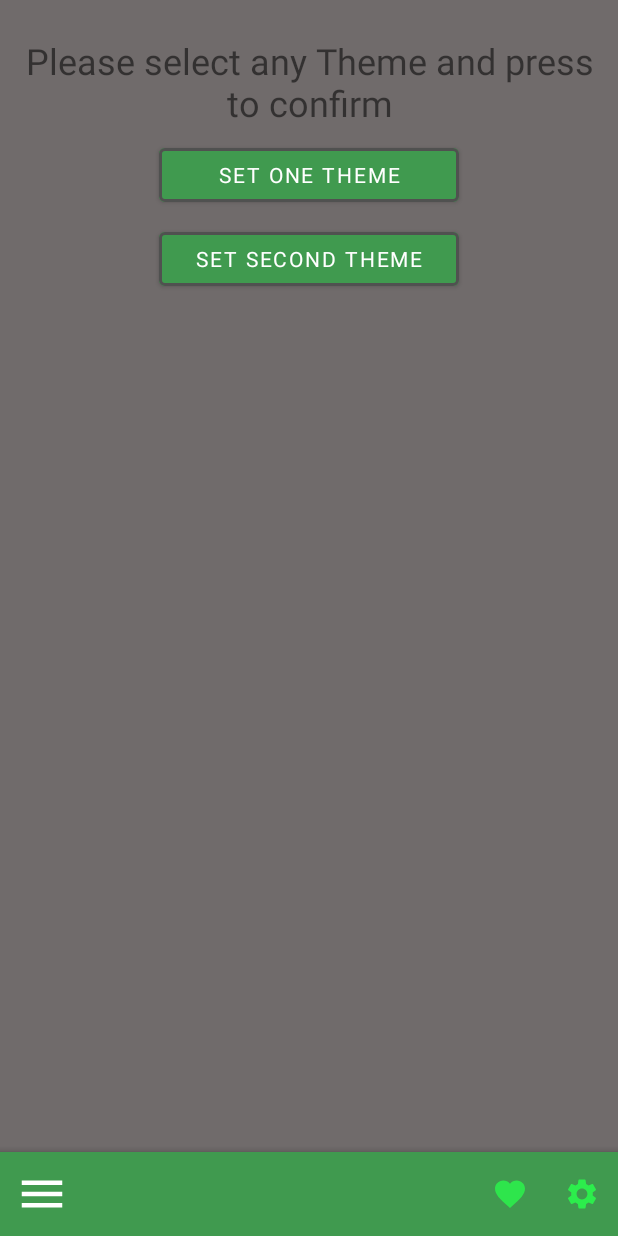
After one commit to GromZDev/AndroidLessons_Kotlin_MaterialDesign, an Android app: the fragment SettingsFragment placed in its activity, on a phone screen of 412 x 824 dp. The commit adds this screen. Run offline under Robolectric (Android 15) with nearby library versions, the phone set to English and light mode, and no system bars; libraries missing offline, so code that uses them is left out: coil.api.load; pictures from the network do not load; Roboto replaces fonts that are not available here.

Commit message:
Сощдал новый фрагмент с настройками, куда засетил две материальные кастомные кнопки со своими стилями для выбора темы. Переходим в этот фрагмент из Bottom Bar'a по кнопке "настройки" (шестерёнка). Всё в ресурсах.

```diff
--- a/app/src/main/java/q3_kotlin/material_design/myPictureOfTheDay/view/MainPictureFragment.kt
+++ b/app/src/main/java/q3_kotlin/material_design/myPictureOfTheDay/view/MainPictureFragment.kt
@@ -44,7 +44,7 @@ class MainPictureFragment : Fragment() {
     override fun onOptionsItemSelected(item: MenuItem): Boolean {
         when (item.itemId) {
             R.id.app_bar_fav -> toast("Favourite")
-            R.id.app_bar_settings -> toast("Settings")
+            R.id.app_bar_settings -> goToSettingsFragment()
             android.R.id.home -> {
                 activity?.let {
                     BottomNavigationDrawerFragment().show(it.supportFragmentManager, "tag")
@@ -318,4 +318,17 @@ class MainPictureFragment : Fragment() {
         bottomBar.replaceMenu(R.menu.bottom_bar_menu_not_main)
     }
 
+    private fun goToSettingsFragment() {
+        val manager = activity?.supportFragmentManager
+                manager?.let {
+                    manager.beginTransaction()
+                        .replace(
+                            R.id.fragment_container,
+                            SettingsFragment.newInstance()
+                        )
+                        .addToBackStack("")
+                        .commit()
+                }
+    }
+
 }
--- /dev/null
+++ b/app/src/main/java/q3_kotlin/material_design/myPictureOfTheDay/view/SettingsFragment.kt
@@ -0,0 +1,68 @@
+package q3_kotlin.material_design.myPictureOfTheDay.view
+
+import android.os.Bundle
+import android.view.*
+import android.widget.Toast
+import androidx.fragment.app.Fragment
+import q3_kotlin.material_design.myPictureOfTheDay.R
+import q3_kotlin.material_design.myPictureOfTheDay.databinding.FragmentSettingsBinding
+
+class SettingsFragment: Fragment() {
+
+    private var _binding: FragmentSettingsBinding? = null
+    private val binding get() = _binding!!
+
+    override fun onCreateOptionsMenu(menu: Menu, inflater: MenuInflater) {
+        super.onCreateOptionsMenu(menu, inflater)
+        inflater.inflate(R.menu.bottom_bar_menu, menu)
+    }
+
+    override fun onOptionsItemSelected(item: MenuItem): Boolean {
+        when (item.itemId) {
+            R.id.app_bar_fav -> toast("Favourite")
+            android.R.id.home -> {
+                activity?.let {
+                    BottomNavigationDrawerFragment().show(it.supportFragmentManager, "tag")
+                }
+            }
+        }
+        return super.onOptionsItemSelected(item)
+    }
+
+    private fun setBottomAppBar() {
+        val context = activity as MainActivity
+        context.setSupportActionBar(binding.includedBottomBarLayoutSettings.bottomBarSettings)
+        setHasOptionsMenu(true)
+    }
+
+    override fun onCreateView(
+        inflater: LayoutInflater,
+        container: ViewGroup?,
+        savedInstanceState: Bundle?
+    ): View {
+        _binding = FragmentSettingsBinding.inflate(inflater, container, false)
+        return binding.root
+    }
+
+    override fun onViewCreated(view: View, savedInstanceState: Bundle?) {
+        super.onViewCreated(view, savedInstanceState)
+
+        setBottomAppBar()
+    }
+
+    override fun onDestroyView() {
+        super.onDestroyView()
+        _binding = null
+    }
+
+    private fun Fragment.toast(string: String?) {
+        Toast.makeText(context, string, Toast.LENGTH_SHORT).apply {
+            setGravity(Gravity.BOTTOM, 0, 250)
+            show()
+        }
+    }
+
+    companion object {
+        fun newInstance() = SettingsFragment()
+    }
+}
--- /dev/null
+++ b/app/src/main/res/layout/bottom_bar_layout_settings.xml
@@ -0,0 +1,16 @@
+<androidx.coordinatorlayout.widget.CoordinatorLayout xmlns:android="http://schemas.android.com/apk/res/android"
+    xmlns:app="http://schemas.android.com/apk/res-auto"
+    android:layout_width="match_parent"
+    android:layout_height="match_parent"
+    app:layout_behavior="@string/hide_bottom_view_on_scroll_behavior">
+
+    <com.google.android.material.bottomappbar.BottomAppBar
+        android:id="@+id/bottom_bar_settings"
+        style="@style/My_Bottom_App_Bar"
+        app:layout_constraintEnd_toEndOf="parent"
+        app:layout_constraintStart_toStartOf="parent"
+        app:layout_constraintTop_toBottomOf="parent"
+        app:layout_scrollFlags="scroll|enterAlways"
+        app:navigationIcon="@drawable/ic_baseline_menu" />
+
+</androidx.coordinatorlayout.widget.CoordinatorLayout>
--- /dev/null
+++ b/app/src/main/res/layout/fragment_settings.xml
@@ -0,0 +1,35 @@
+<androidx.constraintlayout.widget.ConstraintLayout xmlns:android="http://schemas.android.com/apk/res/android"
+    xmlns:app="http://schemas.android.com/apk/res-auto"
+    android:id="@+id/settings_fragment_layout"
+    android:layout_width="match_parent"
+    android:layout_height="match_parent"
+    android:background="?main_background">
+
+    <com.google.android.material.textview.MaterialTextView
+        android:id="@+id/tw_settings"
+        style="@style/My_Settings_Text_View"
+        app:layout_constraintEnd_toEndOf="parent"
+        app:layout_constraintStart_toStartOf="parent"
+        app:layout_constraintTop_toTopOf="parent" />
+
+    <com.google.android.material.button.MaterialButton
+        android:id="@+id/button_one"
+        style="@style/My_Settings_Button"
+        android:text="@string/set_one_theme"
+        app:layout_constraintEnd_toEndOf="parent"
+        app:layout_constraintStart_toStartOf="parent"
+        app:layout_constraintTop_toBottomOf="@id/tw_settings" />
+
+    <com.google.android.material.button.MaterialButton
+        android:id="@+id/button_two"
+        style="@style/My_Settings_Button"
+        android:text="@string/set_second_theme"
+        app:layout_constraintEnd_toEndOf="parent"
+        app:layout_constraintStart_toStartOf="parent"
+        app:layout_constraintTop_toBottomOf="@id/button_one" />
+
+    <include
+        android:id="@+id/includedBottomBarLayoutSettings"
+        layout="@layout/bottom_bar_layout_settings" />
+
+</androidx.constraintlayout.widget.ConstraintLayout>
--- a/app/src/main/res/values-night/colors.xml
+++ b/app/src/main/res/values-night/colors.xml
@@ -27,4 +27,7 @@
 
     <color name="text_counter_color">#08BAD1</color>
 
+    <color name="settings_button_color">#FF018786</color>
+    <color name="settings_button_stroke_color">#505150</color>
+
 </resources>
--- a/app/src/main/res/values/colors.xml
+++ b/app/src/main/res/values/colors.xml
@@ -27,4 +27,7 @@
 
     <color name="text_counter_color">#2CED4C</color>
 
+    <color name="settings_button_color">#409A4F</color>
+    <color name="settings_button_stroke_color">#505150</color>
+
 </resources>
--- a/app/src/main/res/values/dimens.xml
+++ b/app/src/main/res/values/dimens.xml
@@ -24,4 +24,9 @@
 
     <dimen name="navigation_drawer_view_margin">8dp</dimen>
 
+    <dimen name="settings_button_margin_top">8dp</dimen>
+
+    <dimen name="top_text_settings_fragment">24sp</dimen>
+    <dimen name="top_text_settings_margin_fragment">24dp</dimen>
+
 </resources>
--- a/app/src/main/res/values/strings.xml
+++ b/app/src/main/res/values/strings.xml
@@ -11,4 +11,7 @@
     <string name="search">Поиск</string>
     <string name="show_hd_photo">Show HD Photo</string>
     <string name="show_simple_photo">Show POD</string>
+    <string name="set_one_theme">Set One Theme</string>
+    <string name="set_second_theme">Set Second Theme</string>
+    <string name="top_text_settings_fragment">Please select any Theme and press to confirm</string>
 </resources>
--- a/app/src/main/res/values/styles.xml
+++ b/app/src/main/res/values/styles.xml
@@ -102,4 +102,25 @@
         <item name="android:background">@color/navigation_drawer_bg_color</item>
     </style>
 
+    <style name="My_Settings_Button">
+        <item name="android:layout_width">200dp</item>
+        <item name="android:layout_height">48dp</item>
+        <item name="android:backgroundTint">@color/settings_button_color</item>
+        <item name="boxBackgroundMode">outline</item>
+        <item name="strokeColor">@color/settings_button_stroke_color</item>
+        <item name="strokeWidth">2dp</item>
+        <item name="android:layout_marginTop">@dimen/settings_button_margin_top</item>
+    </style>
+
+    <style name="My_Settings_Text_View">
+        <item name="android:layout_width">match_parent</item>
+        <item name="android:layout_height">wrap_content</item>
+        <item name="android:text">@string/top_text_settings_fragment</item>
+        <item name="android:textSize">@dimen/top_text_settings_fragment</item>
+        <item name="android:textAlignment">center</item>
+        <item name="android:layout_marginStart">@dimen/fragment_main_text_input_layout_padding</item>
+        <item name="android:layout_marginEnd">@dimen/fragment_main_text_input_layout_padding</item>
+        <item name="android:layout_marginTop">@dimen/top_text_settings_margin_fragment</item>
+    </style>
+
 </resources>
```
